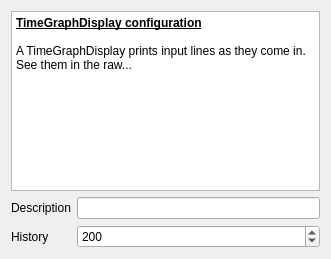
matthewg42/Gnostic, file src/displays/TimeGraphDisplayConfigWidget.ui: the form before one commit.
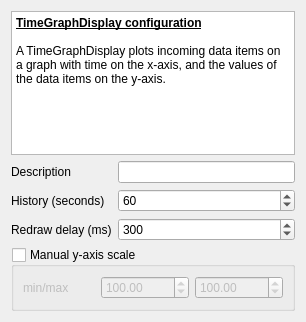
The form after the commit.

Commit message: added config widget for time graph; recent pen selector in GnosticApp

The edit to the form file:
```diff
--- a/src/displays/TimeGraphDisplayConfigWidget.ui
+++ b/src/displays/TimeGraphDisplayConfigWidget.ui
@@ -6,15 +6,15 @@
    <rect>
     <x>0</x>
     <y>0</y>
-    <width>331</width>
-    <height>259</height>
+    <width>306</width>
+    <height>322</height>
    </rect>
   </property>
   <property name="windowTitle">
    <string>Form</string>
   </property>
-  <layout class="QVBoxLayout" name="verticalLayout">
-   <item>
+  <layout class="QGridLayout" name="gridLayout">
+   <item row="0" column="0" colspan="2">
     <widget class="QTextBrowser" name="textBrowser">
      <property name="html">
       <string>&lt;!DOCTYPE HTML PUBLIC &quot;-//W3C//DTD HTML 4.0//EN&quot; &quot;http://www.w3.org/TR/REC-html40/strict.dtd&quot;&gt;
@@ -23,46 +23,113 @@
 &lt;/style&gt;&lt;/head&gt;&lt;body style=&quot; font-family:'Ubuntu'; font-size:9pt; font-weight:400; font-style:normal;&quot;&gt;
 &lt;p style=&quot; margin-top:0px; margin-bottom:0px; margin-left:0px; margin-right:0px; -qt-block-indent:0; text-indent:0px;&quot;&gt;&lt;span style=&quot; font-weight:600; text-decoration: underline;&quot;&gt;TimeGraphDisplay configuration&lt;/span&gt;&lt;/p&gt;
 &lt;p style=&quot;-qt-paragraph-type:empty; margin-top:0px; margin-bottom:0px; margin-left:0px; margin-right:0px; -qt-block-indent:0; text-indent:0px;&quot;&gt;&lt;/p&gt;
-&lt;p style=&quot; margin-top:0px; margin-bottom:0px; margin-left:0px; margin-right:0px; -qt-block-indent:0; text-indent:0px;&quot;&gt;A TimeGraphDisplay prints input lines as they come in.  See them in the raw...&lt;/p&gt;&lt;/body&gt;&lt;/html&gt;</string>
+&lt;p style=&quot; margin-top:0px; margin-bottom:0px; margin-left:0px; margin-right:0px; -qt-block-indent:0; text-indent:0px;&quot;&gt;A TimeGraphDisplay plots incoming data items on a graph with time on the x-axis, and the values of the data items on the y-axis.&lt;/p&gt;&lt;/body&gt;&lt;/html&gt;</string>
      </property>
     </widget>
    </item>
-   <item>
-    <layout class="QGridLayout" name="gridLayout">
-     <item row="0" column="0">
+   <item row="1" column="0">
       <widget class="QLabel" name="label">
        <property name="text">
         <string>Description</string>
        </property>
       </widget>
      </item>
-     <item row="0" column="1">
+   <item row="1" column="1">
       <widget class="QLineEdit" name="descriptionEdit"/>
      </item>
-     <item row="1" column="0">
+   <item row="2" column="0">
       <widget class="QLabel" name="label_2">
        <property name="text">
-        <string>History</string>
+      <string>History (seconds)</string>
        </property>
       </widget>
      </item>
-     <item row="1" column="1">
+   <item row="2" column="1">
       <widget class="QSpinBox" name="historySpin">
        <property name="minimum">
-        <number>100</number>
+      <number>10</number>
        </property>
        <property name="maximum">
-        <number>5000</number>
+      <number>86400</number>
        </property>
        <property name="singleStep">
+      <number>10</number>
+     </property>
+     <property name="value">
+      <number>60</number>
+     </property>
+    </widget>
+   </item>
+   <item row="3" column="0">
+    <widget class="QLabel" name="label_4">
+     <property name="text">
+      <string>Redraw delay (ms)</string>
+     </property>
+    </widget>
+   </item>
+   <item row="3" column="1">
+    <widget class="QSpinBox" name="updateMsSpin">
+     <property name="minimum">
         <number>100</number>
        </property>
+     <property name="maximum">
+      <number>60000</number>
+     </property>
+     <property name="singleStep">
+      <number>50</number>
+     </property>
        <property name="value">
-        <number>200</number>
+      <number>300</number>
+     </property>
+    </widget>
+   </item>
+   <item row="4" column="0" colspan="2">
+    <widget class="QGroupBox" name="manualYScaleGroup">
+     <property name="title">
+      <string>Manual y-axis scale</string>
+     </property>
+     <property name="checkable">
+      <bool>true</bool>
+     </property>
+     <property name="checked">
+      <bool>false</bool>
+     </property>
+     <layout class="QHBoxLayout" name="horizontalLayout">
+      <item>
+       <widget class="QLabel" name="label_3">
+        <property name="text">
+         <string>min/max</string>
+        </property>
+       </widget>
+      </item>
+      <item>
+       <widget class="QDoubleSpinBox" name="yMinSpin">
+        <property name="minimum">
+         <double>-1000000.000000000000000</double>
+        </property>
+        <property name="maximum">
+         <double>1000000.000000000000000</double>
+        </property>
+        <property name="value">
+         <double>100.000000000000000</double>
+        </property>
+       </widget>
+      </item>
+      <item>
+       <widget class="QDoubleSpinBox" name="yMaxSpin">
+        <property name="minimum">
+         <double>-1000000.000000000000000</double>
+        </property>
+        <property name="maximum">
+         <double>1000000.000000000000000</double>
+        </property>
+        <property name="value">
+         <double>100.000000000000000</double>
        </property>
       </widget>
      </item>
     </layout>
+    </widget>
    </item>
   </layout>
  </widget>
```
Lines whose indentation alone changed are shown as unchanged. The commit also changes 5 other files.
